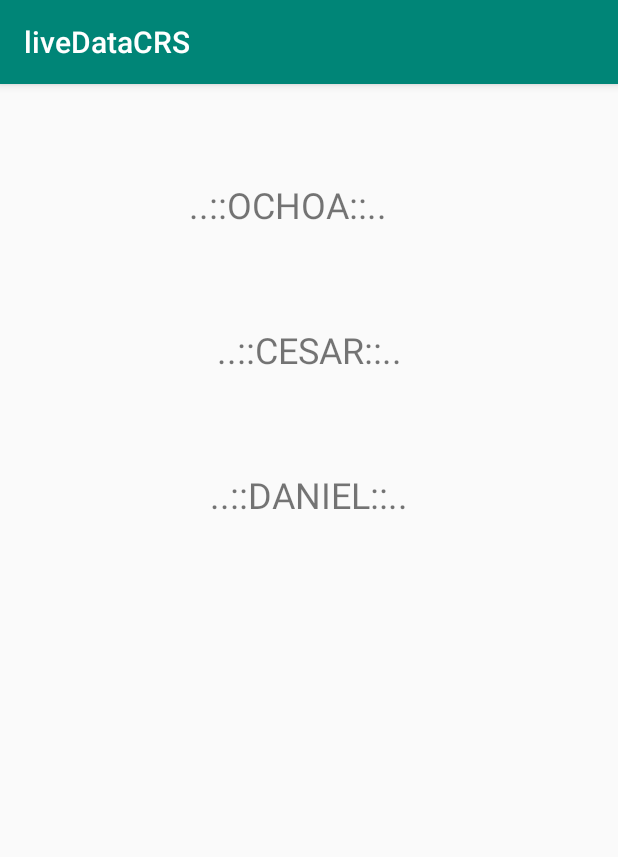
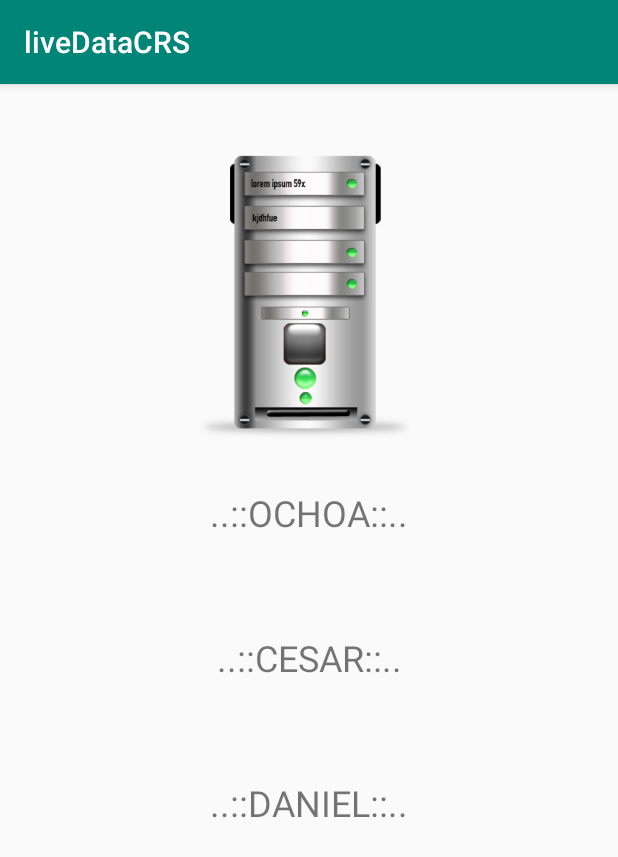
Before and after one commit to OCHOASV/liveDataCRS, an Android app: the screen it shows after launch (MainActivity), on a phone screen of 412 x 824 dp. Shown: the top 857 px of the screen. Run offline under Robolectric (Android 15) with nearby library versions, the phone set to English and light mode, and no system bars.

Commit message:
Agregué la imagen...

```diff
--- a/app/src/main/res/layout/activity_main.xml
+++ b/app/src/main/res/layout/activity_main.xml
@@ -10,13 +10,12 @@
         android:id="@+id/textView2"
         android:layout_width="wrap_content"
         android:layout_height="wrap_content"
-        android:layout_marginTop="64dp"
+        android:layout_marginTop="32dp"
         android:text="..::OCHOA::.."
         android:textSize="24sp"
-        app:layout_constraintHorizontal_bias="0.45"
         app:layout_constraintLeft_toLeftOf="parent"
         app:layout_constraintRight_toRightOf="parent"
-        app:layout_constraintTop_toTopOf="parent" />
+        app:layout_constraintTop_toBottomOf="@+id/imageView" />
 
     <TextView
         android:id="@+id/textView"
@@ -40,4 +39,14 @@
         app:layout_constraintStart_toStartOf="parent"
         app:layout_constraintTop_toBottomOf="@+id/textView" />
 
+    <ImageView
+        android:id="@+id/imageView"
+        android:layout_width="245dp"
+        android:layout_height="193dp"
+        android:layout_marginTop="44dp"
+        app:layout_constraintEnd_toEndOf="parent"
+        app:layout_constraintStart_toStartOf="parent"
+        app:layout_constraintTop_toTopOf="parent"
+        app:srcCompat="@drawable/dedicated_server" />
+
 </androidx.constraintlayout.widget.ConstraintLayout>
```
Also changed, not shown: app/src/main/res/drawable/dedicated_server.png (added).
